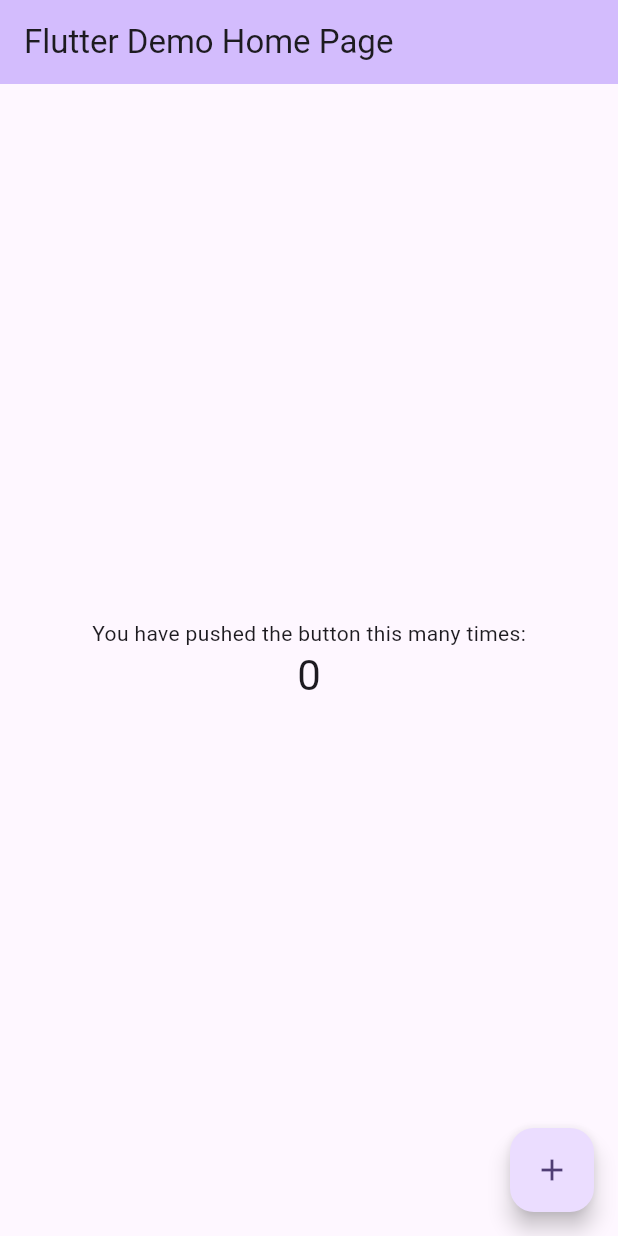
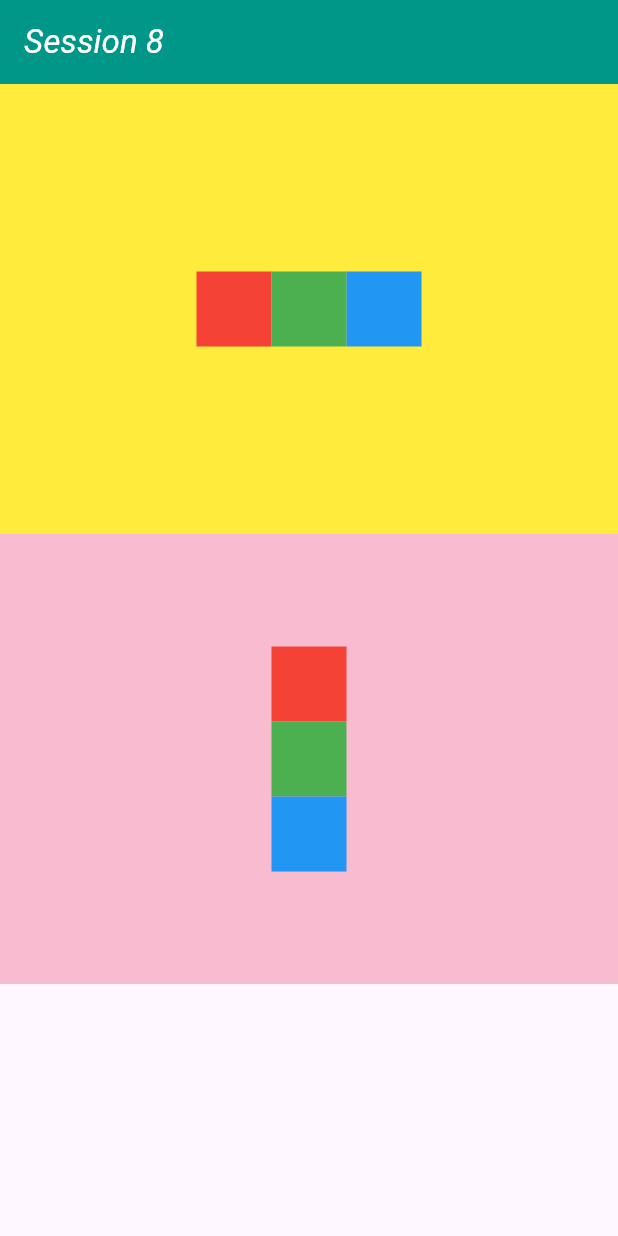
Before and after one commit to abidroid/sbbwu_session8_row_col_stack, a Flutter app: the screen it shows after launch, on a phone screen of 412 x 824 dp. Run offline on Flutter 3.47's test engine with Material 3 defaults, Android fonts, the phone set to English and light mode, and no system bars.

Commit message:
row and col done

```diff
--- a/lib/main.dart
+++ b/lib/main.dart
@@ -1,4 +1,5 @@
 import 'package:flutter/material.dart';
+import 'package:sbbwu_session8_row_col_stack/screens/first_screen.dart';
 
 void main() {
   runApp(const MyApp());
@@ -13,113 +14,11 @@ class MyApp extends StatelessWidget {
     return MaterialApp(
       title: 'Flutter Demo',
       theme: ThemeData(
-        // This is the theme of your application.
-        //
-        // TRY THIS: Try running your application with "flutter run". You'll see
-        // the application has a purple toolbar. Then, without quitting the app,
-        // try changing the seedColor in the colorScheme below to Colors.green
-        // and then invoke "hot reload" (save your changes or press the "hot
-        // reload" button in a Flutter-supported IDE, or press "r" if you used
-        // the command line to start the app).
-        //
-        // Notice that the counter didn't reset back to zero; the application
-        // state is not lost during the reload. To reset the state, use hot
-        // restart instead.
-        //
-        // This works for code too, not just values: Most code changes can be
-        // tested with just a hot reload.
+
         colorScheme: ColorScheme.fromSeed(seedColor: Colors.deepPurple),
         useMaterial3: true,
       ),
-      home: const MyHomePage(title: 'Flutter Demo Home Page'),
+      home: const FirstScreen(),
     );
   }
 }
-
-class MyHomePage extends StatefulWidget {
-  const MyHomePage({super.key, required this.title});
-
-  // This widget is the home page of your application. It is stateful, meaning
-  // that it has a State object (defined below) that contains fields that affect
-  // how it looks.
-
-  // This class is the configuration for the state. It holds the values (in this
-  // case the title) provided by the parent (in this case the App widget) and
-  // used by the build method of the State. Fields in a Widget subclass are
-  // always marked "final".
-
-  final String title;
-
-  @override
-  State<MyHomePage> createState() => _MyHomePageState();
-}
-
-class _MyHomePageState extends State<MyHomePage> {
-  int _counter = 0;
-
-  void _incrementCounter() {
-    setState(() {
-      // This call to setState tells the Flutter framework that something has
-      // changed in this State, which causes it to rerun the build method below
-      // so that the display can reflect the updated values. If we changed
-      // _counter without calling setState(), then the build method would not be
-      // called again, and so nothing would appear to happen.
-      _counter++;
-    });
-  }
-
-  @override
-  Widget build(BuildContext context) {
-    // This method is rerun every time setState is called, for instance as done
-    // by the _incrementCounter method above.
-    //
-    // The Flutter framework has been optimized to make rerunning build methods
-    // fast, so that you can just rebuild anything that needs updating rather
-    // than having to individually change instances of widgets.
-    return Scaffold(
-      appBar: AppBar(
-        // TRY THIS: Try changing the color here to a specific color (to
-        // Colors.amber, perhaps?) and trigger a hot reload to see the AppBar
-        // change color while the other colors stay the same.
-        backgroundColor: Theme.of(context).colorScheme.inversePrimary,
-        // Here we take the value from the MyHomePage object that was created by
-        // the App.build method, and use it to set our appbar title.
-        title: Text(widget.title),
-      ),
-      body: Center(
-        // Center is a layout widget. It takes a single child and positions it
-        // in the middle of the parent.
-        child: Column(
-          // Column is also a layout widget. It takes a list of children and
-          // arranges them vertically. By default, it sizes itself to fit its
-          // children horizontally, and tries to be as tall as its parent.
-          //
-          // Column has various properties to control how it sizes itself and
-          // how it positions its children. Here we use mainAxisAlignment to
-          // center the children vertically; the main axis here is the vertical
-          // axis because Columns are vertical (the cross axis would be
-          // horizontal).
-          //
-          // TRY THIS: Invoke "debug painting" (choose the "Toggle Debug Paint"
-          // action in the IDE, or press "p" in the console), to see the
-          // wireframe for each widget.
-          mainAxisAlignment: MainAxisAlignment.center,
-          children: <Widget>[
-            const Text(
-              'You have pushed the button this many times:',
-            ),
-            Text(
-              '$_counter',
-              style: Theme.of(context).textTheme.headlineMedium,
-            ),
-          ],
-        ),
-      ),
-      floatingActionButton: FloatingActionButton(
-        onPressed: _incrementCounter,
-        tooltip: 'Increment',
-        child: const Icon(Icons.add),
-      ), // This trailing comma makes auto-formatting nicer for build methods.
-    );
-  }
-}
--- /dev/null
+++ b/lib/screens/first_screen.dart
@@ -0,0 +1,61 @@
+import 'package:flutter/cupertino.dart';
+import 'package:flutter/material.dart';
+import 'package:flutter/widgets.dart';
+
+class FirstScreen extends StatelessWidget {
+  const FirstScreen({super.key});
+
+  // CTRL ALT L
+  @override
+  Widget build(BuildContext context) {
+    return Scaffold(
+        appBar: AppBar(
+          title: const Text(
+            'Session 8',
+            style: TextStyle(
+              color: Colors.white,
+              fontStyle: FontStyle.italic,
+            ),
+          ),
+          backgroundColor: Colors.teal,
+        ),
+
+        // Layout
+        body: Column(
+          children: [
+            Container(
+              width: double.infinity,
+              height: 300,
+              color: Colors.yellow,
+              child: Row(
+
+                mainAxisAlignment: MainAxisAlignment.center, // Left center right, horizontal
+                crossAxisAlignment: CrossAxisAlignment.center, // top, center, bottom, vertical
+                children: [
+                  Container(width: 50, height: 50, color: Colors.red),
+                  Container(width: 50, height: 50, color: Colors.green),
+                  Container(width: 50, height: 50, color: Colors.blue),
+                ],
+              ),
+            ),
+            Container(
+              width: double.infinity,
+              height: 300,
+              color: Colors.pink[100],
+              child: Column(
+                // main axis ( start ) ( vertical )
+                mainAxisAlignment: MainAxisAlignment.center,
+
+                // cross axis ( center ) ( horizontal )
+                crossAxisAlignment: CrossAxisAlignment.center,
+                children: [
+                  Container(width: 50, height: 50, color: Colors.red),
+                  Container(width: 50, height: 50, color: Colors.green),
+                  Container(width: 50, height: 50, color: Colors.blue),
+                ],
+              ),
+            )
+          ],
+        ));
+  }
+}
```
